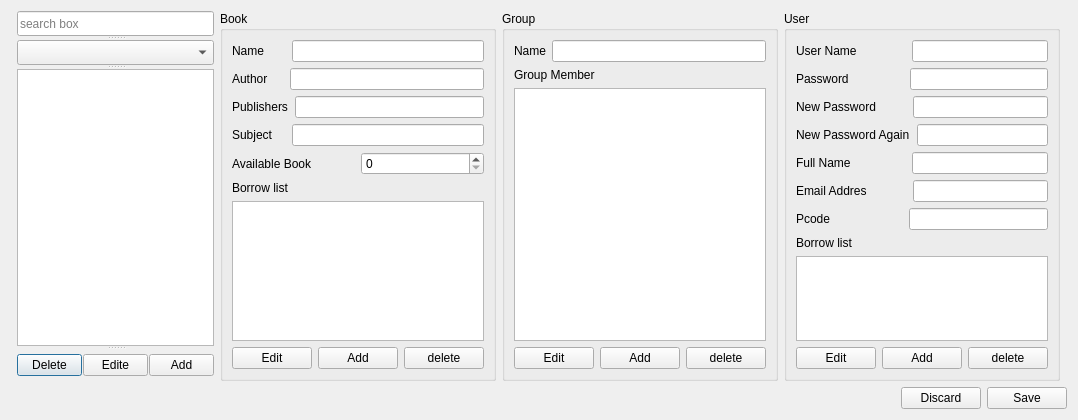
mat-mot/ap-final-project, file manage.ui: the form before one commit.
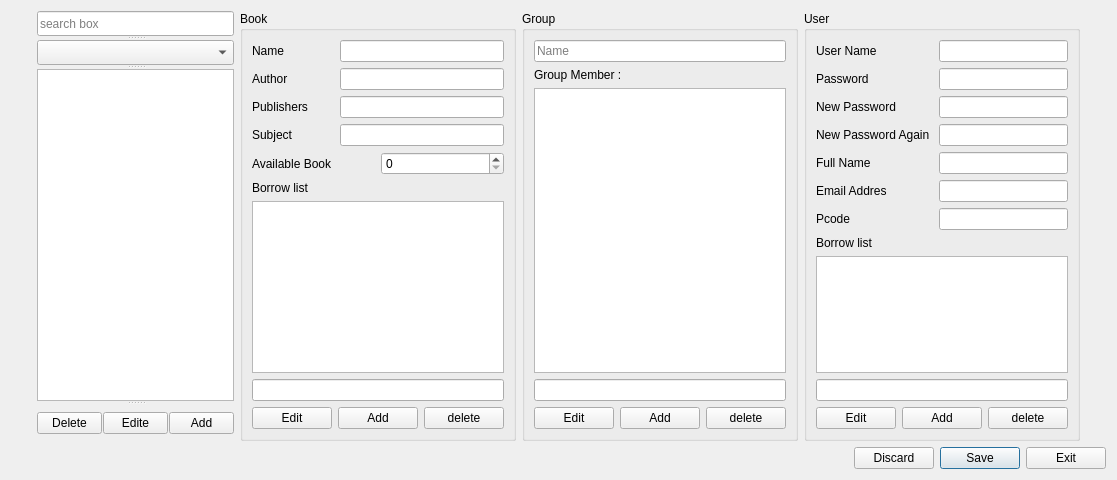
The form after the commit. Icons and pictures are not drawn.

```diff
--- a/manage.ui
+++ b/manage.ui
@@ -6,8 +6,8 @@
    <rect>
     <x>0</x>
     <y>0</y>
-    <width>1078</width>
-    <height>420</height>
+    <width>1117</width>
+    <height>480</height>
    </rect>
   </property>
   <property name="windowTitle">
@@ -125,6 +125,9 @@
            <property name="text">
             <string>Add</string>
            </property>
+           <property name="default">
+            <bool>true</bool>
+           </property>
           </widget>
          </item>
          <item>
@@ -170,19 +173,29 @@
             <property name="orientation">
              <enum>Qt::Horizontal</enum>
             </property>
-            <property name="sizeType">
-             <enum>QSizePolicy::Fixed</enum>
-            </property>
             <property name="sizeHint" stdset="0">
              <size>
-              <width>22</width>
+              <width>40</width>
               <height>20</height>
              </size>
             </property>
            </spacer>
           </item>
           <item>
-           <widget class="QLineEdit" name="ledname"/>
+           <widget class="QLineEdit" name="ledname">
+            <property name="minimumSize">
+             <size>
+              <width>164</width>
+              <height>0</height>
+             </size>
+            </property>
+            <property name="maximumSize">
+             <size>
+              <width>250</width>
+              <height>16777215</height>
+             </size>
+            </property>
+           </widget>
           </item>
          </layout>
         </item>
@@ -200,19 +213,29 @@
             <property name="orientation">
              <enum>Qt::Horizontal</enum>
             </property>
-            <property name="sizeType">
-             <enum>QSizePolicy::Fixed</enum>
-            </property>
             <property name="sizeHint" stdset="0">
              <size>
-              <width>16</width>
+              <width>40</width>
               <height>20</height>
              </size>
             </property>
            </spacer>
           </item>
           <item>
-           <widget class="QLineEdit" name="ledauthor"/>
+           <widget class="QLineEdit" name="ledauthor">
+            <property name="minimumSize">
+             <size>
+              <width>164</width>
+              <height>0</height>
+             </size>
+            </property>
+            <property name="maximumSize">
+             <size>
+              <width>250</width>
+              <height>16777215</height>
+             </size>
+            </property>
+           </widget>
           </item>
          </layout>
         </item>
@@ -235,14 +258,27 @@
             </property>
             <property name="sizeHint" stdset="0">
              <size>
-              <width>1</width>
+              <width>20</width>
               <height>20</height>
              </size>
             </property>
            </spacer>
           </item>
           <item>
-           <widget class="QLineEdit" name="ledpublisher"/>
+           <widget class="QLineEdit" name="ledpublisher">
+            <property name="minimumSize">
+             <size>
+              <width>0</width>
+              <height>0</height>
+             </size>
+            </property>
+            <property name="maximumSize">
+             <size>
+              <width>164</width>
+              <height>16777215</height>
+             </size>
+            </property>
+           </widget>
           </item>
          </layout>
         </item>
@@ -261,18 +297,31 @@
              <enum>Qt::Horizontal</enum>
             </property>
             <property name="sizeType">
-             <enum>QSizePolicy::Fixed</enum>
+             <enum>QSizePolicy::Expanding</enum>
             </property>
             <property name="sizeHint" stdset="0">
              <size>
-              <width>13</width>
+              <width>20</width>
               <height>20</height>
              </size>
             </property>
            </spacer>
           </item>
           <item>
-           <widget class="QLineEdit" name="ledsubject"/>
+           <widget class="QLineEdit" name="ledsubject">
+            <property name="minimumSize">
+             <size>
+              <width>164</width>
+              <height>0</height>
+             </size>
+            </property>
+            <property name="maximumSize">
+             <size>
+              <width>250</width>
+              <height>16777215</height>
+             </size>
+            </property>
+           </widget>
           </item>
          </layout>
         </item>
@@ -306,6 +355,9 @@
           <item>
            <widget class="QListWidget" name="listWborrowlist"/>
           </item>
+          <item>
+           <widget class="QLineEdit" name="ledbookborrow"/>
+          </item>
           <item>
            <layout class="QHBoxLayout" name="horizontalLayout_7">
             <item>
@@ -320,6 +372,9 @@
               <property name="text">
                <string>Add</string>
               </property>
+              <property name="default">
+               <bool>true</bool>
+              </property>
              </widget>
             </item>
             <item>
@@ -345,15 +400,12 @@
         <item>
          <layout class="QHBoxLayout" name="horizontalLayout_17">
           <item>
-           <widget class="QLabel" name="lblnamegrp">
-            <property name="text">
+           <widget class="QLineEdit" name="ledname_3">
+            <property name="placeholderText">
              <string>Name</string>
             </property>
            </widget>
           </item>
-          <item>
-           <widget class="QLineEdit" name="ledname_3"/>
-          </item>
          </layout>
         </item>
         <item>
@@ -361,13 +413,16 @@
           <item>
            <widget class="QLabel" name="lblgrpmember">
             <property name="text">
-             <string>Group Member</string>
+             <string>Group Member :</string>
             </property>
            </widget>
           </item>
           <item>
            <widget class="QListWidget" name="listWgrpmember"/>
           </item>
+          <item>
+           <widget class="QLineEdit" name="ledgroupmember"/>
+          </item>
           <item>
            <layout class="QHBoxLayout" name="horizontalLayout_18">
             <item>
@@ -382,6 +437,9 @@
               <property name="text">
                <string>Add</string>
               </property>
+              <property name="default">
+               <bool>true</bool>
+              </property>
              </widget>
             </item>
             <item>
@@ -419,7 +477,7 @@
              <enum>Qt::Horizontal</enum>
             </property>
             <property name="sizeType">
-             <enum>QSizePolicy::Fixed</enum>
+             <enum>QSizePolicy::Expanding</enum>
             </property>
             <property name="sizeHint" stdset="0">
              <size>
@@ -430,7 +488,14 @@
            </spacer>
           </item>
           <item>
-           <widget class="QLineEdit" name="ledusername"/>
+           <widget class="QLineEdit" name="ledusername">
+            <property name="minimumSize">
+             <size>
+              <width>129</width>
+              <height>0</height>
+             </size>
+            </property>
+           </widget>
           </item>
          </layout>
         </item>
@@ -449,7 +514,7 @@
              <enum>Qt::Horizontal</enum>
             </property>
             <property name="sizeType">
-             <enum>QSizePolicy::Fixed</enum>
+             <enum>QSizePolicy::Expanding</enum>
             </property>
             <property name="sizeHint" stdset="0">
              <size>
@@ -460,7 +525,14 @@
            </spacer>
           </item>
           <item>
-           <widget class="QLineEdit" name="ledpassword"/>
+           <widget class="QLineEdit" name="ledpassword">
+            <property name="minimumSize">
+             <size>
+              <width>129</width>
+              <height>0</height>
+             </size>
+            </property>
+           </widget>
           </item>
          </layout>
         </item>
@@ -479,7 +551,7 @@
              <enum>Qt::Horizontal</enum>
             </property>
             <property name="sizeType">
-             <enum>QSizePolicy::Fixed</enum>
+             <enum>QSizePolicy::Expanding</enum>
             </property>
             <property name="sizeHint" stdset="0">
              <size>
@@ -490,7 +562,14 @@
            </spacer>
           </item>
           <item>
-           <widget class="QLineEdit" name="lednewpassword"/>
+           <widget class="QLineEdit" name="lednewpassword">
+            <property name="minimumSize">
+             <size>
+              <width>129</width>
+              <height>0</height>
+             </size>
+            </property>
+           </widget>
           </item>
          </layout>
         </item>
@@ -504,23 +583,26 @@
            </widget>
           </item>
           <item>
-           <spacer name="horizontalSpacer_9">
-            <property name="orientation">
-             <enum>Qt::Horizontal</enum>
+           <widget class="QLineEdit" name="lednewpasswordagain">
+            <property name="sizePolicy">
+             <sizepolicy hsizetype="Fixed" vsizetype="Fixed">
+              <horstretch>0</horstretch>
+              <verstretch>0</verstretch>
+             </sizepolicy>
             </property>
-            <property name="sizeType">
-             <enum>QSizePolicy::Fixed</enum>
+            <property name="minimumSize">
+             <size>
+              <width>129</width>
+              <height>0</height>
+             </size>
             </property>
-            <property name="sizeHint" stdset="0">
+            <property name="maximumSize">
              <size>
-              <width>1</width>
-              <height>20</height>
+              <width>129</width>
+              <height>16777215</height>
              </size>
             </property>
-           </spacer>
-          </item>
-          <item>
-           <widget class="QLineEdit" name="lednewpasswordagain"/>
+           </widget>
           </item>
          </layout>
         </item>
@@ -539,7 +621,7 @@
              <enum>Qt::Horizontal</enum>
             </property>
             <property name="sizeType">
-             <enum>QSizePolicy::Fixed</enum>
+             <enum>QSizePolicy::Expanding</enum>
             </property>
             <property name="sizeHint" stdset="0">
              <size>
@@ -550,7 +632,14 @@
            </spacer>
           </item>
           <item>
-           <widget class="QLineEdit" name="ledfullname"/>
+           <widget class="QLineEdit" name="ledfullname">
+            <property name="minimumSize">
+             <size>
+              <width>129</width>
+              <height>0</height>
+             </size>
+            </property>
+           </widget>
           </item>
          </layout>
         </item>
@@ -569,7 +658,7 @@
              <enum>Qt::Horizontal</enum>
             </property>
             <property name="sizeType">
-             <enum>QSizePolicy::Fixed</enum>
+             <enum>QSizePolicy::Expanding</enum>
             </property>
             <property name="sizeHint" stdset="0">
              <size>
@@ -580,7 +669,14 @@
            </spacer>
           </item>
           <item>
-           <widget class="QLineEdit" name="ledemailaddres"/>
+           <widget class="QLineEdit" name="ledemailaddres">
+            <property name="minimumSize">
+             <size>
+              <width>129</width>
+              <height>0</height>
+             </size>
+            </property>
+           </widget>
           </item>
          </layout>
         </item>
@@ -599,7 +695,7 @@
              <enum>Qt::Horizontal</enum>
             </property>
             <property name="sizeType">
-             <enum>QSizePolicy::Fixed</enum>
+             <enum>QSizePolicy::Expanding</enum>
             </property>
             <property name="sizeHint" stdset="0">
              <size>
@@ -610,7 +706,14 @@
            </spacer>
           </item>
           <item>
-           <widget class="QLineEdit" name="ledpcode"/>
+           <widget class="QLineEdit" name="ledpcode">
+            <property name="minimumSize">
+             <size>
+              <width>129</width>
+              <height>0</height>
+             </size>
+            </property>
+           </widget>
           </item>
          </layout>
         </item>
@@ -626,6 +729,9 @@
           <item>
            <widget class="QListWidget" name="listWborrowlist_4"/>
           </item>
+          <item>
+           <widget class="QLineEdit" name="leduserborrow"/>
+          </item>
           <item>
            <layout class="QHBoxLayout" name="horizontalLayout_24">
             <item>
@@ -640,6 +746,9 @@
               <property name="text">
                <string>Add</string>
               </property>
+              <property name="default">
+               <bool>true</bool>
+              </property>
              </widget>
             </item>
             <item>
@@ -698,6 +807,24 @@
        <property name="text">
         <string>Save</string>
        </property>
+       <property name="icon">
+        <iconset resource="image.qrc">
+         <normaloff>:/new/svg/resource/svg/fi-rr-file-check.svg</normaloff>:/new/svg/resource/svg/fi-rr-file-check.svg</iconset>
+       </property>
+       <property name="default">
+        <bool>true</bool>
+       </property>
+      </widget>
+     </item>
+     <item>
+      <widget class="QPushButton" name="btnexit">
+       <property name="text">
+        <string>Exit</string>
+       </property>
+       <property name="icon">
+        <iconset resource="image.qrc">
+         <normaloff>:/new/svg/resource/svg/fi-rr-cross-circle.svg</normaloff>:/new/svg/resource/svg/fi-rr-cross-circle.svg</iconset>
+       </property>
       </widget>
      </item>
     </layout>
```
Left out of the diff: 18 changed lines with no effect on the pictures.
